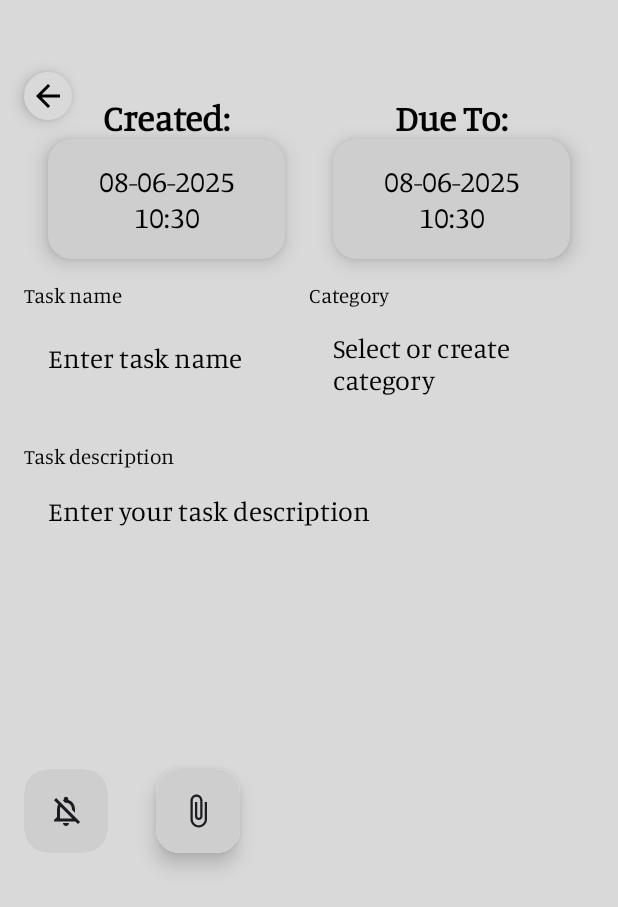
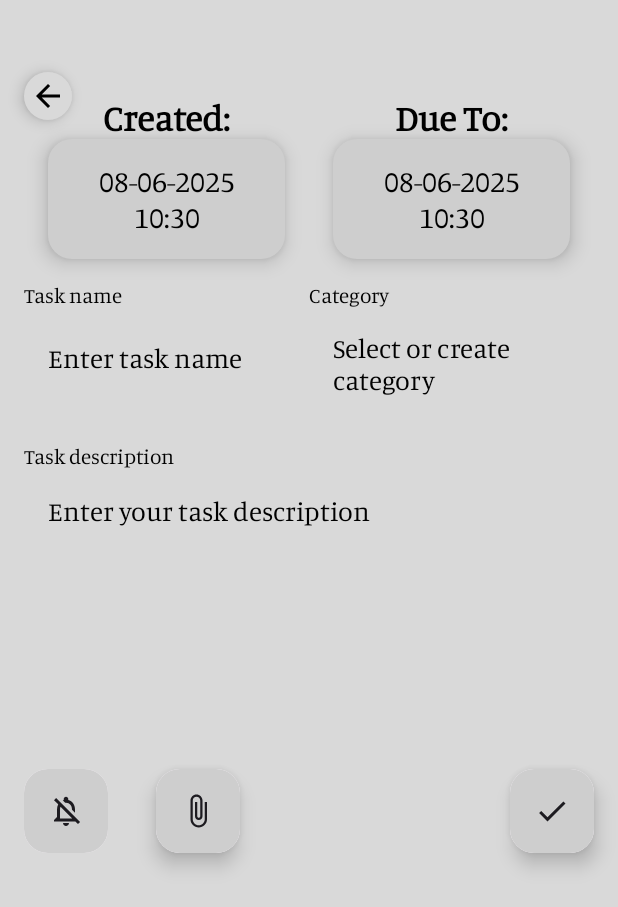
Before and after one commit to masloorzech/NoteIt, an Android app built with Jetpack Compose: the screen it shows after launch (CreateTaskActivity), after a tap on "Add", on a phone screen of 412 x 824 dp. Shown: the top 907 px of the screen. Run offline under Robolectric (Android 15) with nearby library versions, the phone set to English and light mode, and no system bars; our stand-ins replace Room's generated code; libraries missing offline, so code that uses them is left out: org.apache.commons; 3 other taps on this screen came first.

Commit message:
Added filtering by time and checking tasks inside create task panel

```diff
--- a/app/src/main/java/com/example/noteit/screens/CreateTaskScreen.kt
+++ b/app/src/main/java/com/example/noteit/screens/CreateTaskScreen.kt
@@ -269,6 +269,8 @@ fun CreateTaskScreen(
 
     val existingAttachments = remember { mutableStateListOf<Attachment>() }
 
+    var doneTask by remember { mutableStateOf(false) }
+
     LaunchedEffect(taskId, allCategories) {
         if (taskId != null) {
             val loadedTask = taskViewModel.getTaskById(taskId)
@@ -278,6 +280,7 @@ fun CreateTaskScreen(
                 val attachmentsFromDb = attachmentViewModel.getAttachmentsForTask(taskId).firstOrNull() ?: emptyList()
                 existingAttachments.clear()
                 existingAttachments.addAll(attachmentsFromDb)
+                doneTask = task.isDone
             }
         }
     }
@@ -657,6 +660,34 @@ fun CreateTaskScreen(
                         )
                     }
                 }
+                Spacer(
+                    modifier = Modifier.weight(1f)
+                )
+                Surface(
+                    shape = RoundedCornerShape(16.dp),
+                    shadowElevation = if (doneTask) 0.dp else 8.dp,
+                ) {
+                    Box(
+                        modifier = Modifier
+                            .background(color = Color(0xFFCECECE))
+                            .padding(16.dp)
+                            .clickable {
+                                doneTask = !doneTask
+                            }
+                    ) {
+                        if (doneTask) {
+                            Icon(
+                                painter = painterResource(id = R.drawable.baseline_clear_24),
+                                contentDescription = "attachment",
+                            )
+                        } else {
+                            Icon(
+                                painter = painterResource(id = R.drawable.baseline_check_24),
+                                contentDescription = "attachment",
+                            )
+                        }
+                    }
+                }
             }
 
             val allAttachments = existingAttachments + newAttachments
@@ -759,7 +790,7 @@ fun CreateTaskScreen(
                     val categoryId = existingCategory?.id
                         ?: categoryViewModel.addCategoryAndReturnId(categoryText.trim()).toInt()
 
-                    task.isDone = false
+                    task.isDone = doneTask
                     task.categoryId = categoryId
                     task.hasNotification = notififationOn
                     if (newAttachments.isNotEmpty() || existingAttachments.isNotEmpty()){
--- a/app/src/main/java/com/example/noteit/screens/MainScreen.kt
+++ b/app/src/main/java/com/example/noteit/screens/MainScreen.kt
@@ -9,6 +9,8 @@ import androidx.compose.foundation.layout.Column
 import androidx.compose.foundation.layout.PaddingValues
 import androidx.compose.foundation.layout.Row
 import androidx.compose.foundation.layout.Spacer
+import androidx.compose.foundation.layout.aspectRatio
+import androidx.compose.foundation.layout.fillMaxHeight
 import androidx.compose.foundation.layout.fillMaxSize
 import androidx.compose.foundation.layout.fillMaxWidth
 import androidx.compose.foundation.layout.height
@@ -44,6 +46,7 @@ import androidx.compose.ui.res.painterResource
 import androidx.compose.ui.text.TextStyle
 import androidx.compose.ui.unit.dp
 import androidx.compose.ui.unit.sp
+import androidx.compose.ui.zIndex
 import com.example.noteit.CreateTaskActivity
 import com.example.noteit.R
 import com.example.noteit.components.FloatingFrame
@@ -83,6 +86,8 @@ fun MainScreen(taskViewModel: TaskViewModel, categoryViewModel: CategoryViewMode
 
     val listState = rememberLazyListState()
 
+    val rowState = rememberLazyListState()
+
     val categoryList by categoryViewModel.categories.collectAsState()
 
     val taskList by taskViewModel.allTasks.collectAsState()
@@ -99,9 +104,17 @@ fun MainScreen(taskViewModel: TaskViewModel, categoryViewModel: CategoryViewMode
 
     var showDoneTasks by remember { mutableStateOf(true) }
 
-    val filteredTasks = remember(taskList, searchBar, showDoneTasks) {
+    var sortByTime by remember { mutableStateOf(false) }
+
+    val filteredTasks = remember(taskList, searchBar, showDoneTasks, sortByTime) {
         val visibleTasks = taskList.filter { showDoneTasks || !it.isDone }
-        fuzzyFilter(visibleTasks, searchBar)
+        val matchedTasks = fuzzyFilter(visibleTasks, searchBar)
+
+        if (sortByTime) {
+            matchedTasks.sortedBy { it.dueAt }
+        } else {
+            matchedTasks
+        }
     }
 
     Box(modifier = Modifier
@@ -209,9 +222,35 @@ fun MainScreen(taskViewModel: TaskViewModel, categoryViewModel: CategoryViewMode
                 }
             }
 
+            Row(
+                Modifier.padding(start = 16.dp)
+                    .fillMaxWidth(),
+                verticalAlignment = Alignment.CenterVertically
+            ) {
+                Box(
+                    Modifier.width(50.dp)
+                        .aspectRatio(1f)
+                ) {
+                    FloatingFrame(
+                        elevation = if (sortByTime) 0.dp else 8.dp
+                    ) {
+                        IconButton(onClick = {
+                            sortByTime = !sortByTime
+                        }) {
+                            Icon(
+                                painter = painterResource(id = R.drawable.outline_timeline_24),
+                                contentDescription = "sort by time",
+                                tint = Color.Black
+                            )
+                        }
+                    }
+                }
+                Box() {
                     LazyRow(
+                        state = rowState,
                         modifier = Modifier
-                    .fillMaxWidth(),
+                            .fillMaxWidth()
+                            .padding(start = 16.dp),
                         horizontalArrangement = Arrangement.spacedBy(8.dp),
                         contentPadding = PaddingValues(start = 16.dp)
                     ) {
@@ -222,18 +261,44 @@ fun MainScreen(taskViewModel: TaskViewModel, categoryViewModel: CategoryViewMode
                             key(category.id) {
                                 Box(contentAlignment = Alignment.TopCenter)
                                 {
-                            SwipeableCategoryItem(category= category, selectedCategories = selectedCategories,
+                                    SwipeableCategoryItem(
+                                        category = category,
+                                        selectedCategories = selectedCategories,
                                         onSwipeUp = {
                                             categoryViewModel.deleteCategory(category)
-                                    selectedCategories = selectedCategories - category.name
+                                            selectedCategories =
+                                                selectedCategories - category.name
                                         },
                                         onClick = {
-                                    selectedCategories = if (selectedCategories.contains(category.name)) {
+                                            selectedCategories =
+                                                if (selectedCategories.contains(category.name)) {
                                                     selectedCategories - category.name
                                                 } else {
                                                     selectedCategories + category.name
                                                 }
                                         })
+                                }
+                            }
+                        }
+                    }
+                    if (rowState.firstVisibleItemScrollOffset > 0 || rowState.firstVisibleItemIndex > 0) {
+                        Box(
+                            modifier = Modifier
+                                .padding(start = 16.dp)
+                                .matchParentSize()
+                                .zIndex(1f),
+                            contentAlignment = Alignment.CenterStart
+                        ) {
+                            Box(
+                                modifier = Modifier
+                                    .fillMaxHeight()
+                                    .width(64.dp)
+                                    .background(
+                                        brush = Brush.horizontalGradient(
+                                            colors = listOf(Color(0xFFD9D9D9), Color.Transparent)
+                                        )
+                                    )
+                            )
                         }
                     }
                 }
--- /dev/null
+++ b/app/src/main/res/drawable/baseline_check_24.xml
@@ -0,0 +1,5 @@
+<vector xmlns:android="http://schemas.android.com/apk/res/android" android:height="24dp" android:tint="#000000" android:viewportHeight="24" android:viewportWidth="24" android:width="24dp">
+
+    <path android:fillColor="@android:color/white" android:pathData="M9,16.17L4.83,12l-1.42,1.41L9,19 21,7l-1.41,-1.41z"/>
+
+</vector>
--- /dev/null
+++ b/app/src/main/res/drawable/baseline_clear_24.xml
@@ -0,0 +1,5 @@
+<vector xmlns:android="http://schemas.android.com/apk/res/android" android:height="24dp" android:tint="#000000" android:viewportHeight="24" android:viewportWidth="24" android:width="24dp">
+
+    <path android:fillColor="@android:color/white" android:pathData="M19,6.41L17.59,5 12,10.59 6.41,5 5,6.41 10.59,12 5,17.59 6.41,19 12,13.41 17.59,19 19,17.59 13.41,12z"/>
+
+</vector>
--- /dev/null
+++ b/app/src/main/res/drawable/outline_timeline_24.xml
@@ -0,0 +1,5 @@
+<vector xmlns:android="http://schemas.android.com/apk/res/android" android:height="24dp" android:tint="#000000" android:viewportHeight="24" android:viewportWidth="24" android:width="24dp">
+
+    <path android:fillColor="@android:color/white" android:pathData="M23,8c0,1.1 -0.9,2 -2,2c-0.18,0 -0.35,-0.02 -0.51,-0.07l-3.56,3.55C16.98,13.64 17,13.82 17,14c0,1.1 -0.9,2 -2,2s-2,-0.9 -2,-2c0,-0.18 0.02,-0.36 0.07,-0.52l-2.55,-2.55C10.36,10.98 10.18,11 10,11c-0.18,0 -0.36,-0.02 -0.52,-0.07l-4.55,4.56C4.98,15.65 5,15.82 5,16c0,1.1 -0.9,2 -2,2s-2,-0.9 -2,-2s0.9,-2 2,-2c0.18,0 0.35,0.02 0.51,0.07l4.56,-4.55C8.02,9.36 8,9.18 8,9c0,-1.1 0.9,-2 2,-2s2,0.9 2,2c0,0.18 -0.02,0.36 -0.07,0.52l2.55,2.55C14.64,12.02 14.82,12 15,12c0.18,0 0.36,0.02 0.52,0.07l3.55,-3.56C19.02,8.35 19,8.18 19,8c0,-1.1 0.9,-2 2,-2S23,6.9 23,8z"/>
+
+</vector>
```
Lines whose indentation alone changed are shown as unchanged.
